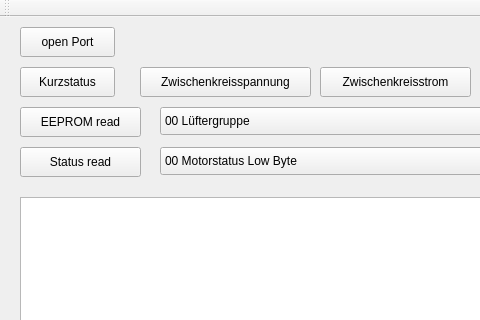
Old version of the form src/mainwindow.ui in the repository sme-gmbh/ebmBusTester; both pictures show x 0 to 480 and y 0 to 320 of the 1073 by 741 pixel window.
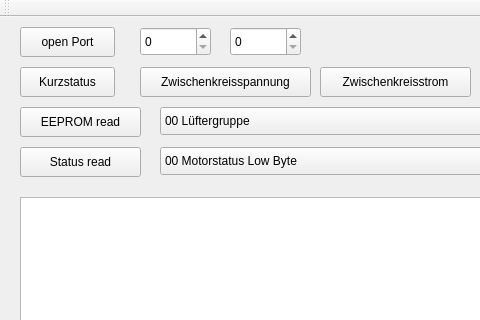
New version of the form.

Commit message: Implemented address inputs.

Patch:
```diff
--- a/src/mainwindow.ui
+++ b/src/mainwindow.ui
@@ -612,6 +612,26 @@
      </rect>
     </property>
    </widget>
+   <widget class="QSpinBox" name="spinBox_gadr">
+    <property name="geometry">
+     <rect>
+      <x>140</x>
+      <y>10</y>
+      <width>71</width>
+      <height>29</height>
+     </rect>
+    </property>
+   </widget>
+   <widget class="QSpinBox" name="spinBox_fadr">
+    <property name="geometry">
+     <rect>
+      <x>230</x>
+      <y>10</y>
+      <width>71</width>
+      <height>29</height>
+     </rect>
+    </property>
+   </widget>
   </widget>
   <widget class="QMenuBar" name="menuBar">
    <property name="geometry">
```
Left out of the diff: 2 changed lines with no effect on the pictures. The commit also changes 1 other file.
